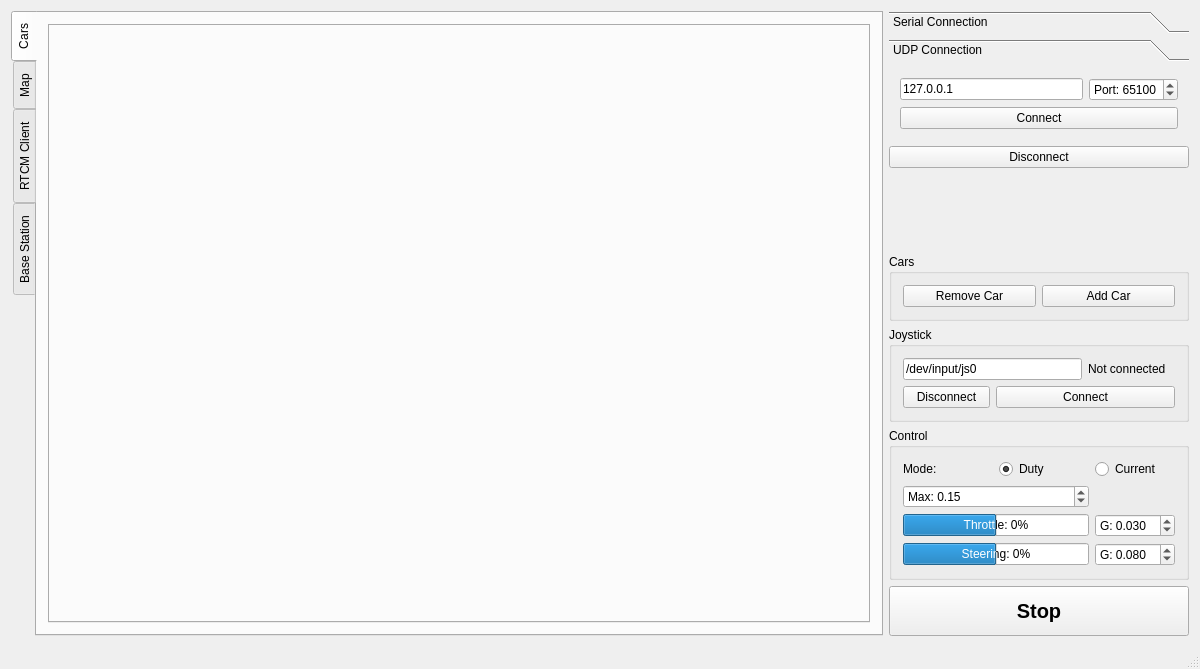
This is Linux/RC_Car_Tool/mainwindow.ui in vedderb/rise_sdvp as Qt 5 draws it before an edit. The edited form follows.
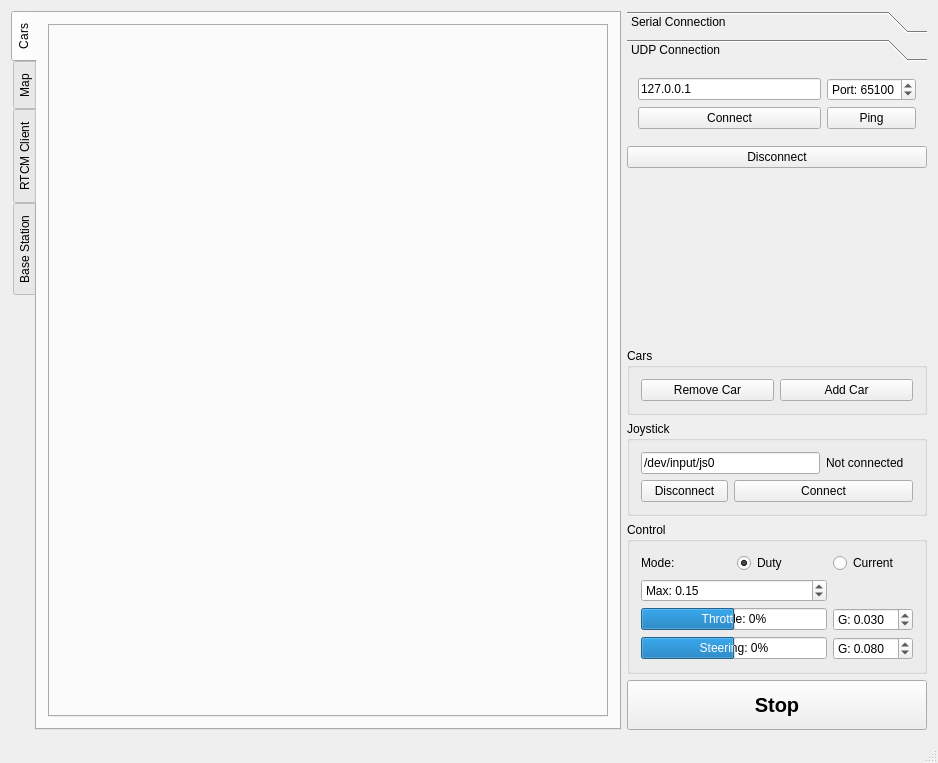
This is the edited form. The open tabs and pages were chosen to show the change. Custom widgets are drawn as their Qt base class.

Patch:
```diff
--- a/Linux/RC_Car_Tool/mainwindow.ui
+++ b/Linux/RC_Car_Tool/mainwindow.ui
@@ -6,8 +6,8 @@
    <rect>
     <x>0</x>
     <y>0</y>
-    <width>1200</width>
-    <height>669</height>
+    <width>938</width>
+    <height>763</height>
    </rect>
   </property>
   <property name="windowTitle">
@@ -417,7 +417,7 @@
             </property>
            </widget>
           </item>
-          <item row="1" column="0" colspan="2">
+          <item row="1" column="0">
            <widget class="QPushButton" name="udpConnectButton">
             <property name="enabled">
              <bool>true</bool>
@@ -427,6 +427,13 @@
             </property>
            </widget>
           </item>
+          <item row="1" column="1">
+           <widget class="QPushButton" name="udpPingButton">
+            <property name="text">
+             <string>Ping</string>
+            </property>
+           </widget>
+          </item>
          </layout>
         </widget>
        </widget>
```
Left out of the diff: 2 changed lines with no effect on the pictures.
